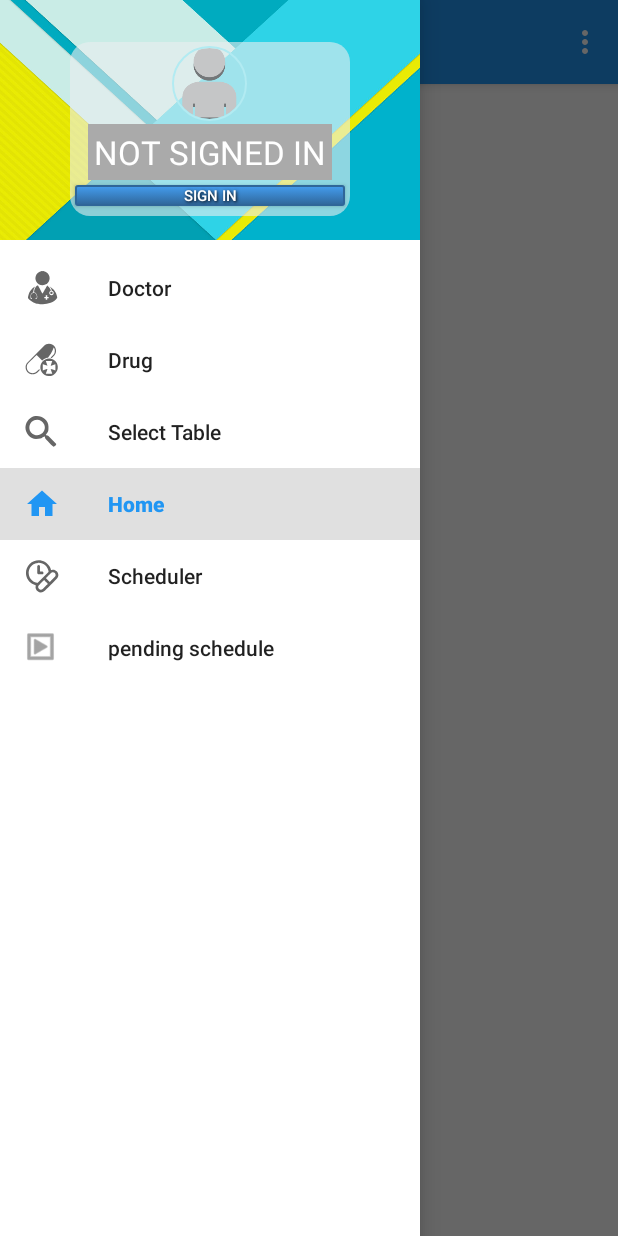
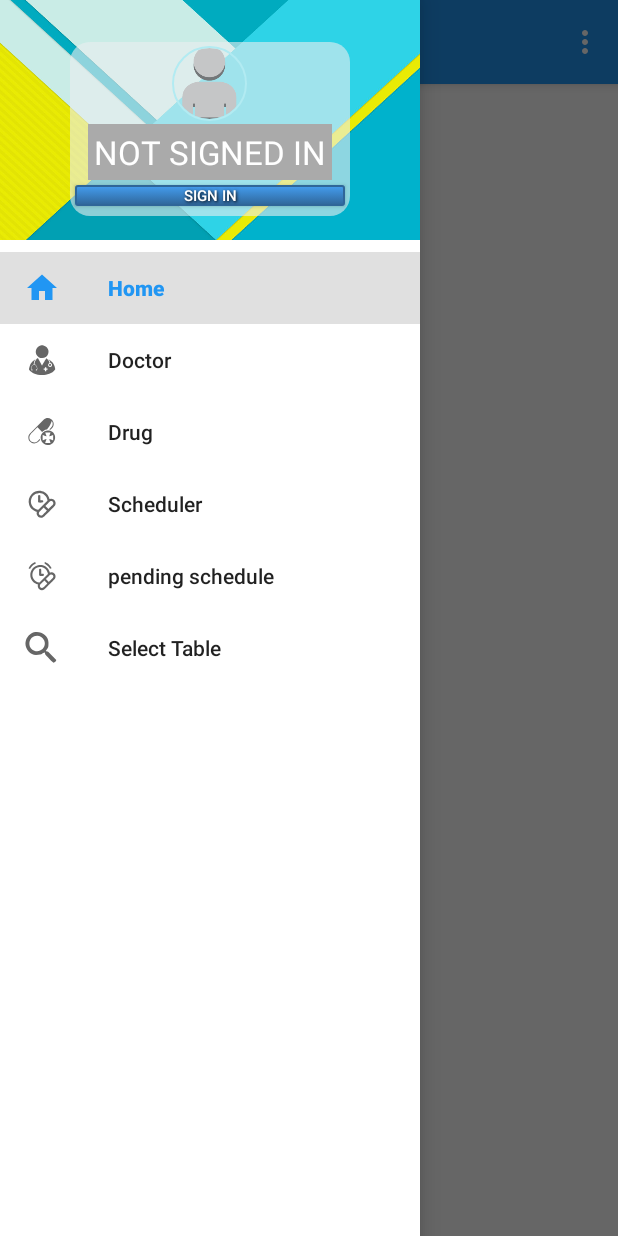
Before and after one commit to P00L/DIMA_2016, an Android app: the screen it shows after launch (HomeActivity), with the side drawer open, on a phone screen of 412 x 824 dp. Run offline under Robolectric (Android 15) with nearby library versions, the phone set to English and light mode, and no system bars; our stand-ins replace CircleImageView; libraries missing offline, so code that uses them is left out: com.amazonaws.mobileconnectors, com.amazonaws.services, com.facebook, com.facebook.login; 13 statements that could not run were skipped.

Commit message:
centerred vecror image

```diff
--- a/MySampleApp/app/src/main/res/drawable/doctor.xml
+++ b/MySampleApp/app/src/main/res/drawable/doctor.xml
@@ -5,11 +5,11 @@
     android:viewportWidth="2000.0">
     <path
         android:fillColor="#FF000000"
-        android:pathData="M1130,1495l78,0 0,-86 82,0 0,86 79,0 0,79 -79,0 0,82 -82,0 0,-82 -78,0 0,-79zM1033,1312c-24,-5 -24,-24 -46,-63 -2,-4 -5,-9 -7,-14 -6,-11 -10,-18 -16,-29 -49,-89 -104,-200 -155,-283 -6,-10 -10,-19 -15,-29 -7,-10 -12,-16 -15,-30 -51,0 -86,32 -115,68 -28,34 -51,75 -68,116 -20,51 -38,130 -38,186 0,8 34,9 73,36 60,41 107,152 107,222l0,41c0,19 -28,17 -32,41 0,5 1,18 -5,26 -23,34 -85,-1 -51,-39 17,-18 28,-3 51,-16 2,-1 10,-8 11,-8 7,-8 7,4 7,-27 0,-63 -19,-125 -46,-163 -106,-144 -232,-84 -286,48 -5,12 -15,39 -18,53l-6,64c8,62 76,22 76,69 0,37 -53,53 -68,15 -5,-14 3,-24 4,-41 -74,-6 1,-198 37,-243 19,-24 31,-36 58,-54 11,-7 32,-11 38,-18l25,-140c3,-12 8,-30 13,-43 19,-48 28,-65 56,-108 10,-14 16,-17 24,-33 -52,12 -179,125 -220,177 -76,93 -99,120 -144,255 -14,42 -33,119 -39,163 -4,24 -9,37 4,54 38,52 80,94 131,134 26,20 52,38 80,55l87,47c205,83 285,98 526,98 277,0 615,-97 777,-325 25,-35 19,-47 7,-104 -13,-61 -43,-151 -70,-206 -34,-69 -63,-105 -111,-166 -35,-45 -194,-172 -233,-182l38,48c13,17 26,36 37,53 19,34 41,86 45,135 31,2 108,43 108,112 0,78 -35,128 -118,136 -63,6 -125,-56 -125,-106 0,-36 0,-74 25,-102 16,-18 39,-22 61,-33 -1,-55 -46,-136 -77,-177 -49,-66 -97,-94 -110,-110 -7,-10 -5,-12 -18,-15 -4,15 -51,92 -63,113 -16,29 -187,324 -191,342zM1421,913c-4,-4 -14,6 -4,2 0,0 10,4 4,-2zM1414,909l-1,1c0,0 1,-1 1,-1z" />
+        android:pathData="M1094,1475l70,0 0,-77 74,0 -1,77 71,0 -1,71 -70,0 0,74 -74,0 1,-74 -71,0 1,-71zM1007,1310c-21,-5 -21,-21 -40,-56 -2,-5 -5,-9 -7,-14 -5,-9 -9,-16 -14,-26 -44,-80 -93,-179 -137,-254 -6,-10 -9,-17 -14,-26 -6,-10 -11,-15 -14,-27 -45,0 -76,29 -103,61 -25,30 -46,68 -61,104 -18,46 -34,117 -34,168 0,7 30,8 65,32 53,37 95,137 94,200l0,37c0,17 -25,15 -28,37 -1,5 0,16 -5,24 -21,31 -76,-1 -45,-35 15,-17 24,-3 45,-15 2,-1 9,-7 10,-8 7,-6 6,5 6,-23 1,-57 -16,-113 -40,-147 -94,-131 -207,-76 -256,43 -5,11 -14,35 -16,48l-6,57c6,57 67,20 67,63 0,33 -47,47 -60,13 -5,-12 2,-21 4,-37 -67,-5 1,-179 33,-219 18,-22 28,-33 53,-49 9,-6 28,-9 34,-16l22,-126c3,-11 8,-27 12,-39 17,-43 25,-58 51,-97 9,-13 14,-16 21,-29 -46,10 -160,112 -197,158 -68,85 -90,109 -130,231 -13,37 -30,106 -36,146 -3,22 -8,34 3,49 35,47 72,85 118,121 22,18 45,34 71,50l78,42c183,75 255,88 471,88 248,0 551,-87 697,-293 22,-32 17,-42 6,-94 -11,-55 -37,-136 -62,-185 -30,-62 -56,-95 -98,-150 -31,-41 -173,-155 -208,-163l33,43c12,15 24,31 33,48 18,30 36,76 40,121 28,2 97,39 96,101 0,70 -31,115 -106,122 -56,6 -111,-50 -111,-95 0,-33 0,-67 23,-92 14,-16 35,-20 54,-30 -1,-49 -41,-123 -68,-159 -44,-60 -87,-85 -98,-100 -7,-8 -5,-10 -17,-13 -3,14 -45,83 -56,102 -14,26 -169,292 -173,308zM1357,950c-4,-3 -13,6 -4,2 0,0 9,4 4,-2zM1350,947l-1,1c0,0 1,-1 1,-1z" />
     <path
         android:fillColor="#FF000000"
-        android:pathData="M637,435c0,58 -3,42 6,94 7,39 19,72 37,109 60,119 213,218 355,212 84,-3 153,-25 215,-67 10,-7 18,-13 28,-21 53,-43 76,-75 106,-133 53,-106 56,-232 2,-339 -16,-33 -27,-55 -52,-82 -8,-10 -13,-17 -22,-26 -55,-56 -124,-96 -202,-112 -76,-16 -40,-6 -92,-6 -23,0 -18,-9 -64,4 -13,4 -22,6 -35,10 -60,20 -129,55 -169,104 -40,48 -42,43 -75,108 -16,33 -38,97 -38,145z" />
+        android:pathData="M656,520c0,52 -3,38 5,85 7,35 17,64 33,97 53,108 190,197 317,192 75,-3 137,-23 193,-61 9,-6 16,-11 25,-18 48,-39 69,-68 95,-120 49,-96 52,-209 4,-306 -15,-29 -25,-49 -47,-74 -7,-8 -12,-15 -19,-24 -49,-49 -111,-86 -181,-100 -68,-15 -36,-6 -83,-6 -20,0 -16,-8 -57,4 -11,4 -20,5 -31,9 -54,18 -115,50 -152,94 -36,43 -37,38 -67,97 -15,30 -35,87 -35,131z" />
     <path
         android:fillColor="#FF000000"
-        android:pathData="M1458,1264l0,18c0,27 30,56 56,56l23,0c26,0 56,-29 56,-56l0,-18c0,-27 -30,-56 -56,-56l-23,0c-26,0 -56,29 -56,56z" />
+        android:pathData="M1389,1267l0,16c0,24 26,51 50,51l20,0c23,0 50,-27 50,-51l0,-16c0,-24 -26,-51 -50,-51l-20,0c-23,0 -50,27 -50,51z" />
 </vector>
--- a/MySampleApp/app/src/main/res/drawable/drug.xml
+++ b/MySampleApp/app/src/main/res/drawable/drug.xml
@@ -5,8 +5,8 @@
     android:viewportWidth="2000.0">
     <path
         android:fillColor="#FF000000"
-        android:pathData="M89,1379c0,111 15,166 75,257 34,50 105,104 163,130 123,54 279,33 386,-47 42,-31 83,-82 127,-120l18,-18c12,-10 -2,-3 14,-9 0,-29 -11,-49 -14,-76 -24,6 -131,127 -154,147 -99,83 -227,114 -351,61 -107,-46 -197,-160 -197,-276 0,-108 17,-182 91,-255 40,-39 433,-437 454,-452l305,303c43,-30 54,-57 140,-100 46,-23 117,-54 185,-54l137,-192c16,-24 28,-44 43,-69 49,-81 89,-174 123,-264 6,-14 11,-30 16,-42 30,22 63,117 63,166 0,177 -52,217 -161,326 -19,19 -59,55 -73,75 1,1 65,23 81,9l121,-123c152,-153 130,-452 -68,-583 -169,-112 -369,-90 -506,45l-925,930c-50,52 -93,156 -93,231z" />
+        android:pathData="M242,1291c0,92 12,138 62,213 28,42 87,87 136,109 102,45 232,27 321,-39 35,-26 69,-69 106,-100l15,-15c10,-9 -2,-3 11,-8 0,-24 -9,-41 -11,-63 -20,5 -109,106 -128,122 -83,69 -189,95 -293,51 -89,-38 -164,-133 -164,-230 0,-90 15,-151 76,-212 33,-32 361,-364 378,-376l254,252c36,-25 45,-47 117,-83 38,-19 97,-45 154,-45l114,-160c13,-20 23,-37 35,-58 41,-67 75,-144 103,-219 5,-12 9,-25 13,-35 25,18 53,97 53,138 0,147 -44,181 -134,271 -16,16 -50,46 -61,63 1,1 54,19 67,7l101,-102c127,-128 108,-376 -57,-486 -140,-93 -307,-74 -421,38l-770,774c-42,43 -77,130 -77,192l0,1z" />
     <path
         android:fillColor="#FF000000"
-        android:pathData="M1218,1055l351,0 -42,128c-14,43 -34,92 -43,133 25,-3 101,-32 130,-42l131,-44 0,351c-23,0 -47,-12 -66,-19l-128,-43c-13,-5 -20,-7 -34,-12 -14,-4 -21,-9 -33,-11 2,21 63,192 78,237 17,47 -18,24 -83,24l-54,4c-19,0 -25,-3 -36,-4l-58,4c-24,0 -30,-5 -51,-2 -21,3 -40,2 -62,2 3,-35 90,-253 82,-261 -7,-8 7,-6 -27,5l-164,56c-21,7 -49,16 -66,25l0,-356 63,22c22,8 41,13 64,21l65,22c22,7 43,20 69,21 -12,-50 -81,-223 -86,-261zM908,1401c0,107 29,197 82,277 78,117 233,214 372,214 108,0 148,-2 248,-50 26,-13 50,-28 72,-45 26,-20 38,-32 62,-55 198,-197 177,-546 -59,-722 -146,-109 -343,-129 -504,-48 -101,51 -187,131 -231,237 -24,57 -42,114 -42,192z" />
+        android:pathData="M1182,1021l292,0 -35,106c-12,36 -29,77 -36,111 21,-2 84,-27 108,-35l109,-37 0,293c-19,0 -39,-10 -55,-16l-106,-36c-11,-4 -17,-6 -29,-10 -11,-3 -17,-7 -27,-9 2,17 52,160 65,197 14,39 -15,20 -69,20l-45,4c-16,0 -21,-3 -30,-4l-48,4c-20,0 -25,-5 -43,-2 -17,2 -33,2 -51,2 2,-30 74,-211 68,-218 -6,-6 6,-5 -23,4l-136,47c-18,6 -41,13 -55,21l0,-297 52,19c19,6 34,11 54,17l54,19c18,5 36,16 57,17 -10,-42 -67,-186 -71,-217l0,0zM923,1309c0,89 25,164 69,230 65,98 194,179 309,179 90,0 124,-2 207,-42 22,-11 42,-23 60,-37 22,-17 32,-27 51,-46 165,-164 148,-455 -49,-601 -121,-91 -285,-108 -419,-40 -84,42 -156,109 -193,197 -20,47 -34,95 -34,160l-1,0z" />
 </vector>
--- a/MySampleApp/app/src/main/res/drawable/pending_schedule.xml
+++ b/MySampleApp/app/src/main/res/drawable/pending_schedule.xml
@@ -5,14 +5,14 @@
     android:viewportWidth="2000.0">
     <path
         android:fillColor="#FF000000"
-        android:pathData="M997,1791c-104,0 -173,-100 -124,-198 20,-41 209,-213 261,-270l23,-21 188,188c-5,19 -143,149 -160,165 -57,57 -117,136 -188,136zM1446,1392l-192,-190c17,-12 139,-137 164,-162 21,-21 102,-107 123,-119 91,-51 202,20 202,104 0,63 -11,84 -56,128 -32,32 -224,228 -241,239zM371,943c0,-56 3,-75 14,-127 21,-95 70,-185 142,-250 23,-20 19,-21 49,-44 69,-51 176,-99 264,-99 96,0 136,-2 228,35 56,22 126,68 170,111 64,62 113,150 135,239 4,14 7,24 9,39 9,50 -5,42 -93,130l-422,422c-27,26 -32,41 -52,39 -138,-13 -275,-102 -351,-212 -56,-80 -93,-181 -93,-283zM235,896c0,128 3,172 50,290 17,44 47,94 75,131 51,67 109,123 181,167 46,29 144,76 198,80 -34,70 -14,186 35,254 7,10 21,29 30,36 105,93 240,107 355,21l140,-138c2,-2 4,-4 6,-5 1,-1 3,-3 4,-4l35,-35c1,-1 1,-2 2,-2l119,-120c19,-20 21,-13 44,-42l93,-94c1,-1 3,-3 4,-4l103,-104c4,-3 4,-4 8,-8l82,-82c50,-51 85,-109 85,-196 0,-77 -30,-141 -79,-192l-6,-5c-134,-125 -249,-62 -290,-61 -5,-50 -58,-155 -84,-198 -58,-95 -127,-151 -213,-209 -129,-86 -310,-111 -473,-78 -111,23 -227,88 -306,167 -13,13 -27,25 -39,39 -7,8 -11,14 -17,22 -80,98 -142,243 -142,370z" />
+        android:pathData="M998,1666c-88,0 -147,-85 -105,-168 17,-35 177,-181 222,-229l19,-18 160,159c-4,17 -122,127 -136,141 -49,48 -100,115 -160,115l0,0zM1380,1327l-164,-161c15,-10 119,-117 140,-138 18,-18 86,-91 104,-101 78,-43 172,17 172,88 0,54 -9,72 -48,109 -27,27 -190,194 -204,203zM466,946c0,-48 3,-64 12,-108 18,-81 60,-157 121,-213 19,-17 16,-17 42,-37 58,-43 149,-84 224,-84 81,0 115,-2 193,30 48,18 108,57 145,94 54,53 96,127 115,203 3,12 6,20 7,33 8,43 -4,36 -79,111l-358,358c-23,22 -27,35 -44,33 -118,-11 -234,-86 -299,-180 -47,-68 -79,-154 -79,-240l0,0zM351,906c0,109 2,146 42,246 15,38 40,80 64,111 43,57 93,105 154,142 39,25 122,65 168,68 -29,60 -12,158 30,216 6,9 18,25 25,31 89,79 204,91 302,17l119,-117c1,-1 3,-3 5,-4 1,-1 2,-3 3,-3l30,-30c1,-1 1,-2 2,-2l101,-102c16,-17 18,-11 37,-35l79,-80c1,-1 3,-3 3,-4l88,-88c3,-3 3,-3 7,-7l69,-70c43,-43 73,-92 73,-166 0,-65 -26,-120 -67,-163l-6,-4c-113,-107 -211,-53 -246,-52 -4,-43 -49,-132 -71,-168 -50,-81 -108,-129 -181,-178 -110,-73 -264,-94 -402,-66 -94,19 -193,75 -260,142 -11,11 -23,21 -33,33 -6,7 -9,12 -15,18 -67,84 -120,207 -120,315l0,0z" />
     <path
         android:fillColor="#FF000000"
-        android:pathData="M809,591l0,352c0,25 34,58 59,58l199,0c16,0 36,-13 43,-23 9,-12 19,-31 18,-50 -1,-33 -31,-67 -69,-67l-109,0 0,-258c0,-38 -29,-71 -74,-71 -32,0 -67,29 -67,59z" />
+        android:pathData="M838,647l0,299c0,21 29,49 51,49l169,0c13,0 30,-11 36,-20 8,-10 16,-26 15,-42 0,-28 -26,-57 -58,-57l-93,0 0,-219c0,-32 -24,-60 -63,-60 -27,0 -57,24 -57,50z" />
     <path
         android:fillColor="#FF000000"
-        android:pathData="M1165,192l67,39c81,45 142,101 202,169 8,10 13,16 21,26 24,33 50,70 69,106l102,-35c-8,-34 -56,-100 -77,-134 -79,-126 -194,-201 -326,-260 -12,-6 -27,-10 -39,-16 -4,17 -6,32 -10,52 -3,20 -8,37 -9,53z" />
+        android:pathData="M1141,308l57,33c69,38 120,86 171,143 7,9 11,14 18,23 21,28 43,59 59,90l86,-30c-6,-29 -47,-85 -65,-114 -67,-107 -165,-171 -277,-221 -10,-5 -23,-8 -33,-13 -3,14 -5,27 -8,44 -3,17 -7,31 -8,45l0,0z" />
     <path
         android:fillColor="#FF000000"
-        android:pathData="M125,513c9,4 91,23 106,23 10,-44 113,-162 147,-196 30,-30 61,-53 95,-77 9,-7 17,-10 27,-17 21,-13 64,-40 86,-46 0,-15 -25,-93 -31,-105l-73,33c-87,52 -85,45 -173,116 -6,5 -8,5 -15,12 -61,57 -95,115 -134,183 -7,11 -13,21 -19,35 -5,10 -13,29 -16,39z" />
+        android:pathData="M257,580c8,4 78,20 90,20 9,-37 96,-138 125,-167 26,-25 52,-45 81,-65 8,-6 14,-8 23,-14 18,-11 54,-34 73,-39 0,-13 -21,-79 -26,-90l-62,28c-74,45 -73,39 -147,99 -5,4 -7,4 -13,10 -52,49 -81,98 -114,156 -6,9 -11,17 -16,29 -4,9 -11,25 -14,33z" />
 </vector>
--- a/MySampleApp/app/src/main/res/drawable/schedule.xml
+++ b/MySampleApp/app/src/main/res/drawable/schedule.xml
@@ -5,8 +5,8 @@
     android:viewportWidth="2000.0">
     <path
         android:fillColor="#FF000000"
-        android:pathData="M1117,1229c28,43 195,184 204,212 -8,10 -17,18 -25,26 -5,5 -10,9 -15,13 -4,4 0,1 -5,6 -3,3 -4,6 -7,9 -5,4 -8,7 -13,11l-67,66c-4,5 -6,9 -13,15l-121,121c-135,137 -317,-6 -256,-150 17,-39 70,-83 101,-114 33,-33 195,-200 217,-215zM1430,1327l-207,-204c12,-18 182,-184 212,-214 28,-28 78,-86 111,-100 146,-62 268,108 183,221 -24,31 -56,56 -83,83l-25,25c-25,22 -59,65 -82,83 -17,13 -78,86 -109,106zM1360,779l-555,551c-34,34 -33,55 -85,46 -39,-7 -71,-15 -108,-30 -125,-47 -233,-145 -292,-264 -68,-138 -84,-306 -25,-454 60,-148 133,-215 260,-294 74,-45 141,-50 215,-62 125,-21 320,48 410,137 50,49 91,94 124,156 17,33 79,184 56,214zM655,1518c3,14 -28,93 -3,180 50,173 239,264 397,196 91,-39 156,-128 228,-195 35,-33 71,-71 105,-106 32,-32 80,-73 108,-104 66,-73 139,-141 208,-211 68,-70 157,-138 192,-231 82,-222 -124,-424 -301,-399 -149,20 -48,51 -155,-155 -204,-393 -767,-519 -1120,-164 -190,192 -254,470 -168,727 33,97 112,228 193,293 45,37 88,75 142,101 28,14 53,26 83,38 17,7 84,25 91,30z" />
+        android:pathData="M1099,1194c23,36 162,153 170,177 -6,8 -14,15 -21,22 -4,4 -8,7 -12,10 -3,4 -1,1 -5,5 -2,3 -3,5 -6,8 -3,3 -6,6 -10,9l-56,55c-4,4 -5,7 -10,12l-102,101c-112,114 -264,-5 -213,-125 14,-32 58,-69 84,-95 28,-28 163,-167 181,-179zM1360,1276l-172,-171c9,-14 151,-153 176,-178 23,-23 65,-71 93,-83 121,-52 223,90 152,184 -20,26 -47,47 -69,69l-21,21c-21,19 -49,54 -68,69 -14,11 -65,72 -91,89zM1301,819l-462,459c-28,28 -28,46 -71,38 -33,-6 -59,-12 -90,-24 -104,-39 -194,-122 -243,-221 -57,-115 -71,-255 -21,-378 50,-123 111,-179 216,-245 62,-38 118,-42 180,-52 104,-17 266,41 342,115 41,40 75,78 102,129 15,28 66,154 47,179zM714,1435c3,12 -24,77 -3,150 42,144 200,219 331,163 76,-32 130,-107 190,-163 30,-27 59,-59 88,-88 26,-27 66,-60 90,-86 55,-62 115,-118 173,-177 57,-58 131,-115 160,-192 69,-185 -103,-353 -251,-333 -124,18 -39,43 -129,-129 -170,-327 -639,-432 -933,-136 -159,160 -212,392 -140,605 27,82 93,191 160,245 38,31 74,62 119,84 24,12 44,22 69,32 14,5 70,20 76,25z" />
     <path
         android:fillColor="#FF000000"
-        android:pathData="M890,751c-3,-57 5,-285 -7,-314 -23,-53 -96,-65 -136,-12 -17,23 -10,68 -10,99 0,72 0,144 0,216 0,66 -17,138 54,161 26,9 173,4 212,3 62,0 103,-66 68,-119 -32,-50 -95,-30 -181,-34z" />
+        android:pathData="M910,796c-3,-48 4,-238 -6,-262 -19,-45 -80,-54 -113,-10 -14,19 -9,56 -9,82 0,60 0,120 0,180 0,56 -14,115 45,135 22,7 144,3 177,2 52,0 86,-55 57,-99 -27,-42 -79,-25 -151,-28z" />
 </vector>
--- a/MySampleApp/app/src/main/res/layout/item_doc.xml
+++ b/MySampleApp/app/src/main/res/layout/item_doc.xml
@@ -19,9 +19,8 @@
             android:layout_width="120dp"
             android:layout_height="120dp"
             android:layout_alignParentLeft="true"
-            android:src="@drawable/doctor"
-            app:civ_border_width="1dp"
-            app:civ_border_color="@color/doc_item_col_circle"/>
+            app:civ_fill_color="@color/colorAccent"
+            android:src="@drawable/doctor"/>
 
         <TextView
             android:id="@+id/doc_name"
--- a/MySampleApp/app/src/main/res/menu/activity_home_drawer.xml
+++ b/MySampleApp/app/src/main/res/menu/activity_home_drawer.xml
@@ -1,6 +1,10 @@
 <?xml version="1.0" encoding="utf-8"?>
 <menu xmlns:android="http://schemas.android.com/apk/res/android">
     <group android:checkableBehavior="single">
+        <item
+            android:id="@+id/nav_home"
+            android:icon="@drawable/home"
+            android:title="Home" />
         <item
             android:id="@+id/nav_doc"
             android:icon="@drawable/doctor"
@@ -10,20 +14,16 @@
             android:icon="@drawable/drug"
             android:title="Drug" />
         <item
-            android:id="@+id/nav_sql"
-            android:icon="@drawable/search"
-            android:title="Select Table" />
-        <item
-            android:id="@+id/nav_home"
-            android:icon="@drawable/home"
-            android:title="Home" />
-        <item
             android:id="@+id/nav_schedule"
             android:icon="@drawable/schedule"
             android:title="Scheduler" />
         <item
             android:id="@+id/nav_pending_schedule"
-            android:icon="@drawable/ic_menu_slideshow"
+            android:icon="@drawable/pending_schedule"
             android:title="@string/pending_schedule" />
+        <item
+            android:id="@+id/nav_sql"
+            android:icon="@drawable/search"
+            android:title="Select Table" />
     </group>
 </menu>
--- a/MySampleApp/app/src/main/res/menu/home.xml
+++ b/MySampleApp/app/src/main/res/menu/home.xml
@@ -1,16 +1,6 @@
 <?xml version="1.0" encoding="utf-8"?>
 <menu xmlns:android="http://schemas.android.com/apk/res/android"
     xmlns:app="http://schemas.android.com/apk/res-auto">
-    <item
-        android:id="@+id/action_skip_all"
-        app:showAsAction="ifRoom"
-        android:icon="@drawable/com_facebook_tooltip_blue_xout"
-        android:visible="false"/>
-    <item
-        android:id="@+id/action_take_all"
-        app:showAsAction="ifRoom"
-        android:icon="@drawable/com_facebook_button_like_icon_selected"
-        android:visible="false"/>
     <item
         android:id="@+id/action_settings"
         android:orderInCategory="100"
```
